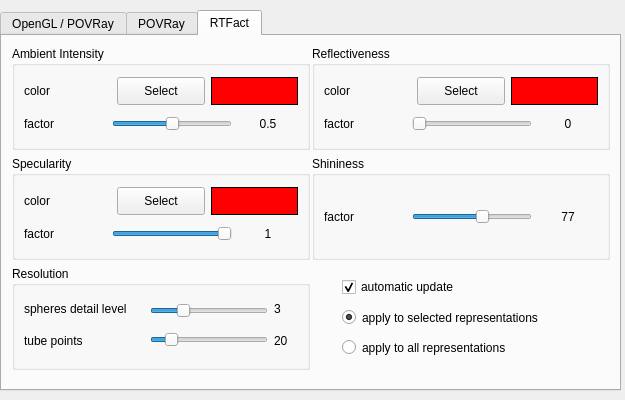
First picture: the form in source/VIEW/DIALOGS/materialSettings.ui, repository BALL-Project/ball, before the edit.
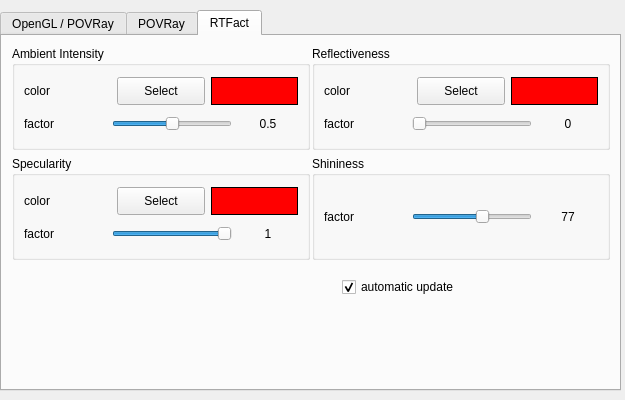
Second picture: the form after the edit.

Commit message: deleted the RTFact resolution parameter input facilities and deleted the apply to selected/all representations -option from the material settings dialog

What changed in the file:
```diff
--- a/source/VIEW/DIALOGS/materialSettings.ui
+++ b/source/VIEW/DIALOGS/materialSettings.ui
@@ -482,38 +482,6 @@
     <attribute name="title" >
      <string>RTFact</string>
     </attribute>
-    <widget class="QRadioButton" name="apply_to_selected_radioButton" >
-     <property name="geometry" >
-      <rect>
-       <x>340</x>
-       <y>270</y>
-       <width>271</width>
-       <height>23</height>
-      </rect>
-     </property>
-     <property name="text" >
-      <string>apply to selected representations</string>
-     </property>
-     <property name="checked" >
-      <bool>true</bool>
-     </property>
-    </widget>
-    <widget class="QRadioButton" name="apply_to_all_radioButton" >
-     <property name="geometry" >
-      <rect>
-       <x>340</x>
-       <y>300</y>
-       <width>251</width>
-       <height>23</height>
-      </rect>
-     </property>
-     <property name="text" >
-      <string>apply to all representations</string>
-     </property>
-     <property name="checked" >
-      <bool>false</bool>
-     </property>
-    </widget>
     <widget class="QGroupBox" name="groupBox_6" >
      <property name="geometry" >
       <rect>
@@ -1919,222 +1887,6 @@
       </item>
      </layout>
     </widget>
-    <widget class="QGroupBox" name="groupBox_9" >
-     <property name="geometry" >
-      <rect>
-       <x>10</x>
-       <y>230</y>
-       <width>298</width>
-       <height>104</height>
-      </rect>
-     </property>
-     <property name="title" >
-      <string>Resolution</string>
-     </property>
-     <widget class="QWidget" name="" >
-      <property name="geometry" >
-       <rect>
-        <x>12</x>
-        <y>29</y>
-        <width>275</width>
-        <height>60</height>
-       </rect>
-      </property>
-      <layout class="QHBoxLayout" >
-       <property name="margin" >
-        <number>0</number>
-       </property>
-       <property name="spacing" >
-        <number>6</number>
-       </property>
-       <item>
-        <layout class="QVBoxLayout" >
-         <property name="margin" >
-          <number>0</number>
-         </property>
-         <property name="spacing" >
-          <number>6</number>
-         </property>
-         <item>
-          <widget class="QLabel" name="textLabel1_51" >
-           <property name="sizePolicy" >
-            <sizepolicy>
-             <hsizetype>0</hsizetype>
-             <vsizetype>0</vsizetype>
-             <horstretch>0</horstretch>
-             <verstretch>0</verstretch>
-            </sizepolicy>
-           </property>
-           <property name="minimumSize" >
-            <size>
-             <width>120</width>
-             <height>25</height>
-            </size>
-           </property>
-           <property name="maximumSize" >
-            <size>
-             <width>140</width>
-             <height>25</height>
-            </size>
-           </property>
-           <property name="text" >
-            <string>spheres detail level</string>
-           </property>
-          </widget>
-         </item>
-         <item>
-          <widget class="QLabel" name="textLabel1_52" >
-           <property name="sizePolicy" >
-            <sizepolicy>
-             <hsizetype>0</hsizetype>
-             <vsizetype>0</vsizetype>
-             <horstretch>0</horstretch>
-             <verstretch>0</verstretch>
-            </sizepolicy>
-           </property>
-           <property name="minimumSize" >
-            <size>
-             <width>30</width>
-             <height>25</height>
-            </size>
-           </property>
-           <property name="maximumSize" >
-            <size>
-             <width>220</width>
-             <height>25</height>
-            </size>
-           </property>
-           <property name="text" >
-            <string>tube points</string>
-           </property>
-          </widget>
-         </item>
-        </layout>
-       </item>
-       <item>
-        <layout class="QVBoxLayout" >
-         <property name="margin" >
-          <number>0</number>
-         </property>
-         <property name="spacing" >
-          <number>6</number>
-         </property>
-         <item>
-          <widget class="QSlider" name="sphere_points_slider" >
-           <property name="minimumSize" >
-            <size>
-             <width>110</width>
-             <height>0</height>
-            </size>
-           </property>
-           <property name="minimum" >
-            <number>1</number>
-           </property>
-           <property name="maximum" >
-            <number>5</number>
-           </property>
-           <property name="value" >
-            <number>2</number>
-           </property>
-           <property name="sliderPosition" >
-            <number>2</number>
-           </property>
-           <property name="orientation" >
-            <enum>Qt::Horizontal</enum>
-           </property>
-          </widget>
-         </item>
-         <item>
-          <widget class="QSlider" name="tube_points_slider" >
-           <property name="minimum" >
-            <number>12</number>
-           </property>
-           <property name="maximum" >
-            <number>72</number>
-           </property>
-           <property name="singleStep" >
-            <number>2</number>
-           </property>
-           <property name="value" >
-            <number>20</number>
-           </property>
-           <property name="sliderPosition" >
-            <number>20</number>
-           </property>
-           <property name="orientation" >
-            <enum>Qt::Horizontal</enum>
-           </property>
-          </widget>
-         </item>
-        </layout>
-       </item>
-       <item>
-        <layout class="QVBoxLayout" >
-         <property name="margin" >
-          <number>0</number>
-         </property>
-         <property name="spacing" >
-          <number>6</number>
-         </property>
-         <item>
-          <widget class="QLabel" name="sphere_points_label" >
-           <property name="sizePolicy" >
-            <sizepolicy>
-             <hsizetype>0</hsizetype>
-             <vsizetype>0</vsizetype>
-             <horstretch>0</horstretch>
-             <verstretch>0</verstretch>
-            </sizepolicy>
-           </property>
-           <property name="minimumSize" >
-            <size>
-             <width>25</width>
-             <height>25</height>
-            </size>
-           </property>
-           <property name="maximumSize" >
-            <size>
-             <width>120</width>
-             <height>25</height>
-            </size>
-           </property>
-           <property name="text" >
-            <string>3</string>
-           </property>
-          </widget>
-         </item>
-         <item>
-          <widget class="QLabel" name="tube_points_label" >
-           <property name="sizePolicy" >
-            <sizepolicy>
-             <hsizetype>0</hsizetype>
-             <vsizetype>0</vsizetype>
-             <horstretch>0</horstretch>
-             <verstretch>0</verstretch>
-            </sizepolicy>
-           </property>
-           <property name="minimumSize" >
-            <size>
-             <width>20</width>
-             <height>25</height>
-            </size>
-           </property>
-           <property name="maximumSize" >
-            <size>
-             <width>120</width>
-             <height>25</height>
-            </size>
-           </property>
-           <property name="text" >
-            <string>20</string>
-           </property>
-          </widget>
-         </item>
-        </layout>
-       </item>
-      </layout>
-     </widget>
-    </widget>
     <widget class="QGroupBox" name="groupBox_8" >
      <property name="geometry" >
       <rect>
```
The commit also changes 2 other files.
